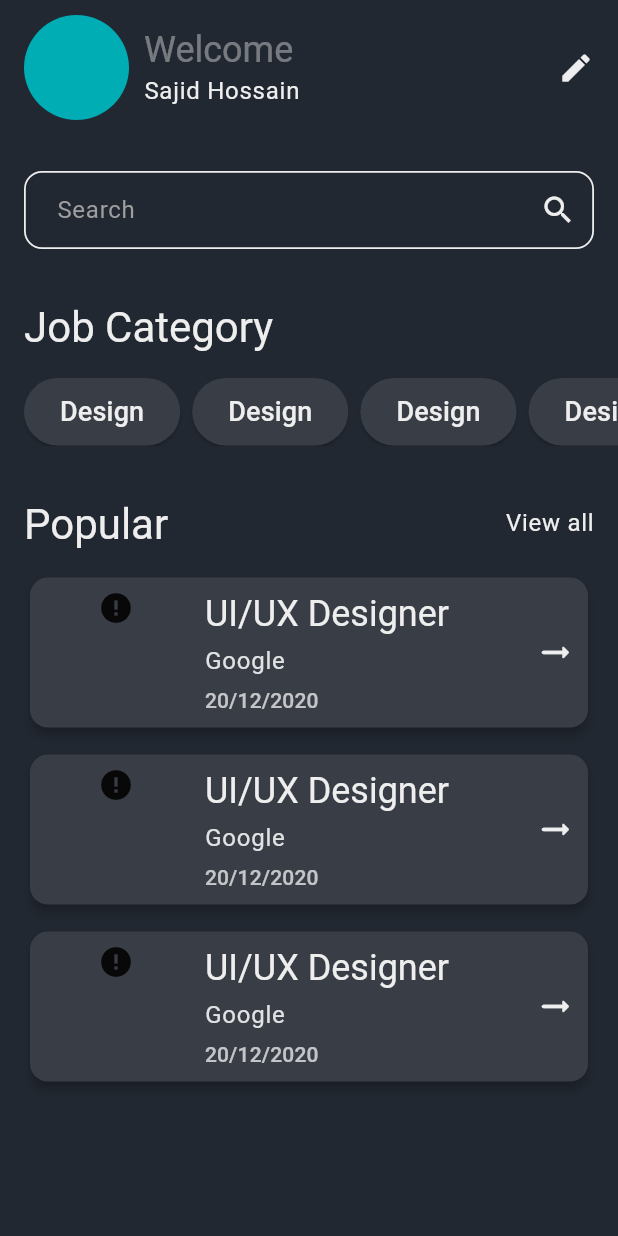
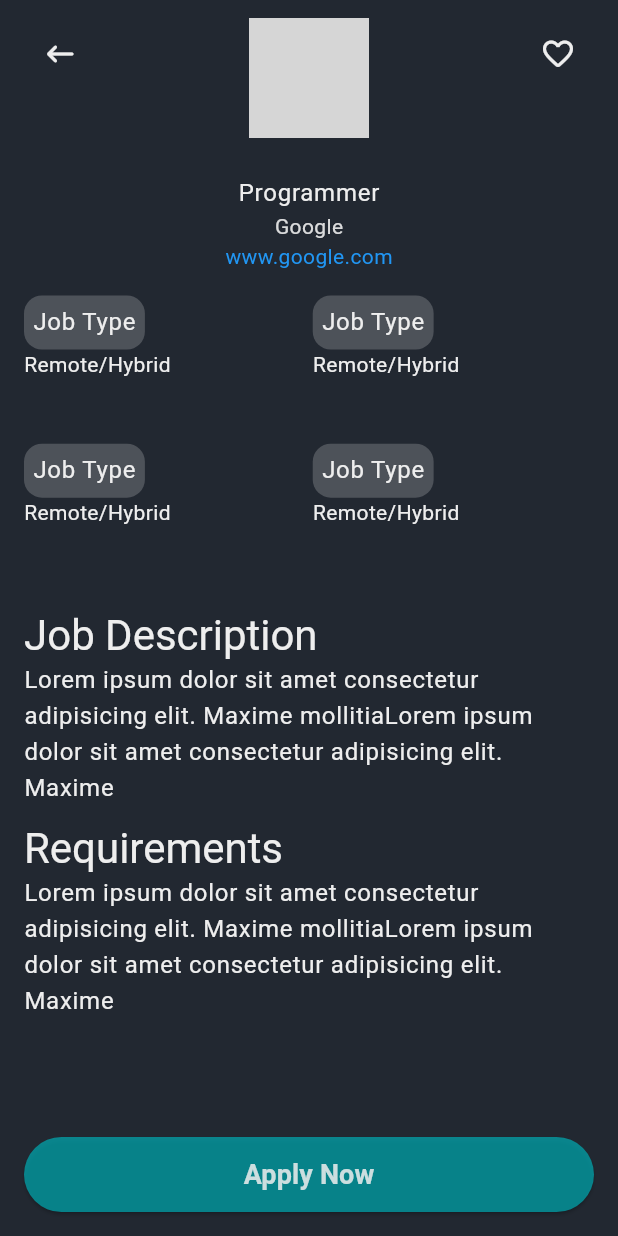
Before and after one commit to sajidrec/flutter_job_search, a Flutter app: the screen it shows after launch, after a tap on "UI/UX Designer", on a phone screen of 412 x 824 dp. Run offline on Flutter 3.47's test engine with Material 3 defaults, Android fonts, the light colour scheme and no system bars; drawn by our look-alikes of cached_network_image; our stand-ins replace flutter_svg, shimmer; network calls fail; grey boxes are pictures that could not be loaded.

Commit message:
job details screen ui added

```diff
--- a/lib/app.dart
+++ b/lib/app.dart
@@ -31,10 +31,18 @@
       scaffoldBackgroundColor: AppColors.primary,
       textTheme: _buildTextTheme(),
       textSelectionTheme: const TextSelectionThemeData(
-          cursorColor: AppColors.textWhite,
-          selectionColor: AppColors.secondary,
-          selectionHandleColor: AppColors.secondary),
+        cursorColor: AppColors.textWhite,
+        selectionColor: AppColors.secondary,
+        selectionHandleColor: AppColors.secondary,
+      ),
       inputDecorationTheme: _buildInputDecorationTheme(),
+      iconButtonTheme: IconButtonThemeData(
+        style: ButtonStyle(
+          foregroundColor: WidgetStateProperty.all(
+            AppColors.textWhite,
+          ),
+        ),
+      ),
     );
   }
 
--- a/lib/presentation/screens/home_screen.dart
+++ b/lib/presentation/screens/home_screen.dart
@@ -1,7 +1,8 @@
-import 'package:cached_network_image/cached_network_image.dart';
 import 'package:flutter/material.dart';
+import 'package:job_search/presentation/screens/job_details_screen.dart';
 import 'package:job_search/presentation/screens/update_profile_screen.dart';
 import 'package:job_search/presentation/utils/app_colors.dart';
+import 'package:job_search/presentation/widgets/job_card_widget.dart';
 
 class HomeScreen extends StatefulWidget {
   const HomeScreen({super.key});
@@ -60,126 +61,49 @@
               "Popular",
               style: Theme.of(context).textTheme.headlineMedium,
             ),
-            Text(
-              "View all",
-              style: Theme.of(context).textTheme.bodyLarge,
-            ),
+            TextButton(
+              style: ButtonStyle(
+                padding: WidgetStateProperty.all(
+                  EdgeInsets.zero,
+                ),
+                overlayColor: WidgetStateProperty.all(
+                  AppColors.primaryShade.withOpacity(0.2),
+                ),
+              ),
+              onPressed: () {},
+              child: Text(
+                "View all",
+                style: Theme.of(context).textTheme.bodyLarge,
+              ),
+            )
           ],
         ),
         const SizedBox(height: 14),
         ListView.separated(
           shrinkWrap: true,
           primary: false,
-          itemBuilder: (context, index) => _buildPopularCard(
+          itemBuilder: (context, index) => JobCardWidget(
             context: context,
             imageUrl:
                 'https://w7.pngwing.com/pngs/63/1016/png-transparent-google-logo-google-logo-g-suite-chrome-text-logo-chrome.png',
             jobTitle: 'UI/UX Designer',
             companyName: 'Google',
             datePosted: '20/12/2020',
+            onTapFunction: () {
+              Navigator.push(
+                context,
+                MaterialPageRoute(
+                  builder: (context) => const JobDetailsScreen(),
+                ),
+              );
+            },
           ),
           separatorBuilder: (context, index) => const SizedBox(
             height: 10,
           ),
-          itemCount: 3,
+          itemCount: 4,
         ),
       ],
-    );
-  }
-
-  Widget _buildPopularCard({
-    required BuildContext context,
-    required String imageUrl,
-    required String jobTitle,
-    required String companyName,
-    required String datePosted,
-  }) {
-    return Card(
-      elevation: 3,
-      color: AppColors.primaryShade,
-      child: InkWell(
-        onTap: () {},
-        overlayColor: WidgetStateProperty.all(
-          AppColors.primaryShade.withOpacity(0.2),
-        ),
-        borderRadius: BorderRadius.circular(8),
-        child: Padding(
-          padding: const EdgeInsets.all(8.0),
-          child: Row(
-            children: [
-              Expanded(
-                flex: 12,
-                child: Row(
-                  mainAxisAlignment: MainAxisAlignment.start,
-                  crossAxisAlignment: CrossAxisAlignment.start,
-                  children: [
-                    Expanded(
-                      flex: 3,
-                      child: ClipRRect(
-                        borderRadius: BorderRadius.circular(10),
-                        child: CachedNetworkImage(
-                          fit: BoxFit.cover,
-                          imageUrl: imageUrl,
-                          errorWidget: (context, url, error) =>
-                              const Icon(Icons.error),
-                        ),
-                      ),
-                    ),
-                    Expanded(
-                      flex: 7,
-                      child: Padding(
-                        padding: const EdgeInsets.symmetric(
-                          horizontal: 10,
-                        ),
-                        child: Column(
-                          mainAxisAlignment: MainAxisAlignment.start,
-                          crossAxisAlignment: CrossAxisAlignment.start,
-                          children: [
-                            Text(
-                              jobTitle,
-                              style: Theme.of(context).textTheme.headlineSmall,
-                            ),
-                            const SizedBox(height: 4),
-                            Text(
-                              companyName,
-                              style: Theme.of(context)
-                                  .textTheme
-                                  .bodyLarge!
-                                  .copyWith(
-                                    color: Colors.white.withOpacity(0.85),
-                                  ),
-                            ),
-                            const SizedBox(height: 4),
-                            Text(
-                              datePosted,
-                              style: Theme.of(context)
-                                  .textTheme
-                                  .labelLarge!
-                                  .copyWith(
-                                    color: Colors.white70,
-                                  ),
-                            ),
-                          ],
-                        ),
-                      ),
-                    ),
-                  ],
-                ),
-              ),
-              const Expanded(
-                flex: 1,
-                child: FittedBox(
-                  child: Icon(
-                    Icons.arrow_right_alt_rounded,
-                    color: AppColors.textWhite,
-                    size: 50,
-                  ),
-                ),
-              ),
-            ],
-          ),
-        ),
-      ),
     );
   }
 
@@ -272,7 +196,7 @@
             children: [
               const CircleAvatar(
                 backgroundColor: AppColors.secondary,
-                minRadius: 35,
+                minRadius: 40,
               ),
               const SizedBox(width: 10),
               Column(
--- /dev/null
+++ b/lib/presentation/screens/job_details_screen.dart
@@ -0,0 +1,230 @@
+import 'package:cached_network_image/cached_network_image.dart';
+import 'package:flutter/material.dart';
+import 'package:job_search/presentation/utils/app_colors.dart';
+
+class JobDetailsScreen extends StatelessWidget {
+  const JobDetailsScreen({super.key});
+
+  @override
+  Widget build(BuildContext context) {
+    return Scaffold(
+      body: SafeArea(
+        child: SizedBox(
+          height: MediaQuery.of(context).size.height,
+          child: Stack(
+            children: [
+              Positioned(
+                child: SingleChildScrollView(
+                  child: Padding(
+                    padding: const EdgeInsets.symmetric(
+                      horizontal: 16,
+                      vertical: 12,
+                    ),
+                    child: Column(
+                      mainAxisAlignment: MainAxisAlignment.start,
+                      crossAxisAlignment: CrossAxisAlignment.start,
+                      children: [
+                        _buildHeaderSection(
+                          context: context,
+                          imageUrl:
+                              'https://w7.pngwing.com/pngs/63/1016/png-transparent-google-logo-google-logo-g-suite-chrome-text-logo-chrome.png',
+                          jobTitle: "Programmer",
+                          companyName: "Google",
+                          website: "www.google.com",
+                        ),
+                        const SizedBox(height: 16),
+                        _buildJobTypeDescription(),
+                        const SizedBox(height: 16),
+                        _buildJobDescriptionAndRequirements(
+                          context: context,
+                          jobDescription:
+                              "Lorem ipsum dolor sit amet consectetur adipisicing elit. Maxime mollitiaLorem ipsum dolor sit amet consectetur adipisicing elit. Maxime ",
+                          jobRequirements:
+                              "Lorem ipsum dolor sit amet consectetur adipisicing elit. Maxime mollitiaLorem ipsum dolor sit amet consectetur adipisicing elit. Maxime",
+                        )
+                      ],
+                    ),
+                  ),
+                ),
+              ),
+              _buildFloatingApplyNowButton()
+            ],
+          ),
+        ),
+      ),
+    );
+  }
+
+  Widget _buildJobDescriptionAndRequirements({
+    required BuildContext context,
+    required String jobDescription,
+    required String jobRequirements,
+  }) {
+    return Column(
+      mainAxisAlignment: MainAxisAlignment.start,
+      crossAxisAlignment: CrossAxisAlignment.start,
+      children: [
+        Text(
+          "Job Description",
+          style: Theme.of(context).textTheme.headlineMedium,
+        ),
+        Text(
+          jobDescription,
+          style: Theme.of(context).textTheme.bodyLarge,
+        ),
+        const SizedBox(height: 10),
+        Text(
+          "Requirements",
+          style: Theme.of(context).textTheme.headlineMedium,
+        ),
+        Text(
+          jobRequirements,
+          style: Theme.of(context).textTheme.bodyLarge,
+        ),
+        const SizedBox(height: 60),
+      ],
+    );
+  }
+
+  Widget _buildJobTypeDescription() {
+    return GridView.builder(
+      shrinkWrap: true,
+      physics: const NeverScrollableScrollPhysics(),
+      itemCount: 4,
+      gridDelegate: const SliverGridDelegateWithFixedCrossAxisCount(
+        crossAxisCount: 2,
+        childAspectRatio: 2,
+        mainAxisSpacing: 5,
+        crossAxisSpacing: 5,
+      ),
+      itemBuilder: (context, index) => _buildJobStatusChip(
+        context: context,
+        statusTypeName: "Job Type",
+        status: "Remote/Hybrid",
+      ),
+    );
+  }
+
+  Widget _buildJobStatusChip({
+    required BuildContext context,
+    required String statusTypeName,
+    required String status,
+  }) {
+    return Column(
+      mainAxisAlignment: MainAxisAlignment.start,
+      crossAxisAlignment: CrossAxisAlignment.start,
+      children: [
+        Container(
+          decoration: BoxDecoration(
+            color: AppColors.textWhite.withOpacity(
+              0.21,
+            ),
+            borderRadius: BorderRadius.circular(12),
+          ),
+          child: Padding(
+            padding: const EdgeInsets.all(6.0),
+            child: Text(
+              statusTypeName,
+              style: Theme.of(context).textTheme.bodyLarge,
+            ),
+          ),
+        ),
+        Text(
+          status,
+          style: Theme.of(context).textTheme.bodyMedium,
+        ),
+      ],
+    );
+  }
+
+  Widget _buildFloatingApplyNowButton() {
+    return Positioned(
+      bottom: 0,
+      left: 0,
+      right: 0,
+      child: Padding(
+        padding: const EdgeInsets.all(16.0),
+        child: ElevatedButton(
+          style: ButtonStyle(
+            overlayColor: WidgetStateProperty.all(
+              AppColors.primaryShade.withOpacity(0.2),
+            ),
+            padding: WidgetStateProperty.all(
+              const EdgeInsets.all(12),
+            ),
+            foregroundColor: WidgetStateProperty.all(
+              AppColors.textWhite.withOpacity(0.85),
+            ),
+            backgroundColor: WidgetStateProperty.all(
+              AppColors.secondary.withOpacity(0.7),
+            ),
+          ),
+          onPressed: () {},
+          child: const Text(
+            "Apply Now",
+            style: TextStyle(fontWeight: FontWeight.w700, fontSize: 18),
+          ),
+        ),
+      ),
+    );
+  }
+
+  Widget _buildHeaderSection({
+    required BuildContext context,
+    required String imageUrl,
+    required String jobTitle,
+    required String companyName,
+    required String website,
+  }) {
+    return Row(
+      mainAxisAlignment: MainAxisAlignment.spaceBetween,
+      crossAxisAlignment: CrossAxisAlignment.start,
+      children: [
+        IconButton(
+          onPressed: () {
+            Navigator.pop(context);
+          },
+          icon: const Icon(Icons.keyboard_backspace_rounded),
+        ),
+        Column(
+          children: [
+            ClipRRect(
+              borderRadius: BorderRadius.circular(12),
+              child: CachedNetworkImage(
+                imageUrl: imageUrl,
+                fit: BoxFit.cover,
+                height: 80,
+                width: 80,
+              ),
+            ),
+            const SizedBox(height: 25),
+            Text(
+              jobTitle,
+              style: Theme.of(context).textTheme.bodyLarge,
+            ),
+            Text(
+              companyName,
+              style: Theme.of(context).textTheme.bodyMedium!.copyWith(
+                    color: AppColors.textWhite.withOpacity(
+                      0.9,
+                    ),
+                  ),
+            ),
+            Text(
+              website,
+              style: Theme.of(context).textTheme.bodyMedium!.copyWith(
+                    color: Colors.blue,
+                  ),
+            ),
+          ],
+        ),
+        IconButton(
+          onPressed: () {},
+          icon: const Icon(
+            Icons.favorite_outline_rounded,
+          ),
+        ),
+      ],
+    );
+  }
+}
--- a/lib/presentation/screens/login_screen.dart
+++ b/lib/presentation/screens/login_screen.dart
@@ -144,7 +144,7 @@
         Navigator.push(
           context,
           MaterialPageRoute(
-            builder: (context) => ForgetPasswordEmailEnterScreen(),
+            builder: (context) => const ForgetPasswordEmailEnterScreen(),
           ),
         );
       },
--- a/lib/presentation/screens/signup_or_login_screen.dart
+++ b/lib/presentation/screens/signup_or_login_screen.dart
@@ -50,7 +50,7 @@
         Navigator.push(
           context,
           MaterialPageRoute(
-            builder: (context) => ForgetPasswordEmailEnterScreen(),
+            builder: (context) => const ForgetPasswordEmailEnterScreen(),
           ),
         );
       },
--- /dev/null
+++ b/lib/presentation/widgets/job_card_widget.dart
@@ -0,0 +1,109 @@
+import 'package:cached_network_image/cached_network_image.dart';
+import 'package:flutter/material.dart';
+import 'package:job_search/presentation/utils/app_colors.dart';
+
+class JobCardWidget extends StatelessWidget {
+  final String imageUrl, jobTitle, companyName, datePosted;
+  final VoidCallback onTapFunction;
+
+  const JobCardWidget({
+    super.key,
+    required BuildContext context,
+    required this.imageUrl,
+    required this.jobTitle,
+    required this.companyName,
+    required this.datePosted,
+    required this.onTapFunction,
+  });
+
+  @override
+  Widget build(BuildContext context) {
+    return Card(
+      elevation: 3,
+      color: AppColors.primaryShade,
+      child: InkWell(
+        onTap: onTapFunction,
+        overlayColor: WidgetStateProperty.all(
+          AppColors.primaryShade.withOpacity(0.2),
+        ),
+        borderRadius: BorderRadius.circular(8),
+        child: Padding(
+          padding: const EdgeInsets.all(8.0),
+          child: Row(
+            children: [
+              Expanded(
+                flex: 12,
+                child: Row(
+                  mainAxisAlignment: MainAxisAlignment.start,
+                  crossAxisAlignment: CrossAxisAlignment.start,
+                  children: [
+                    Expanded(
+                      flex: 3,
+                      child: ClipRRect(
+                        borderRadius: BorderRadius.circular(10),
+                        child: CachedNetworkImage(
+                          fit: BoxFit.cover,
+                          imageUrl: imageUrl,
+                          errorWidget: (context, url, error) =>
+                              const Icon(Icons.error),
+                        ),
+                      ),
+                    ),
+                    Expanded(
+                      flex: 7,
+                      child: Padding(
+                        padding: const EdgeInsets.symmetric(
+                          horizontal: 10,
+                        ),
+                        child: Column(
+                          mainAxisAlignment: MainAxisAlignment.start,
+                          crossAxisAlignment: CrossAxisAlignment.start,
+                          children: [
+                            Text(
+                              jobTitle,
+                              style: Theme.of(context).textTheme.headlineSmall,
+                            ),
+                            const SizedBox(height: 4),
+                            Text(
+                              companyName,
+                              style: Theme.of(context)
+                                  .textTheme
+                                  .bodyLarge!
+                                  .copyWith(
+                                    color: Colors.white.withOpacity(0.85),
+                                  ),
+                            ),
+                            const SizedBox(height: 4),
+                            Text(
+                              datePosted,
+                              style: Theme.of(context)
+                                  .textTheme
+                                  .labelLarge!
+                                  .copyWith(
+                                    color: Colors.white70,
+                                  ),
+                            ),
+                          ],
+                        ),
+                      ),
+                    ),
+                  ],
+                ),
+              ),
+              const Expanded(
+                flex: 1,
+                child: FittedBox(
+                  child: Icon(
+                    Icons.arrow_right_alt_rounded,
+                    color: AppColors.textWhite,
+                    size: 50,
+                  ),
+                ),
+              ),
+            ],
+          ),
+        ),
+      ),
+    );
+  }
+}
```
